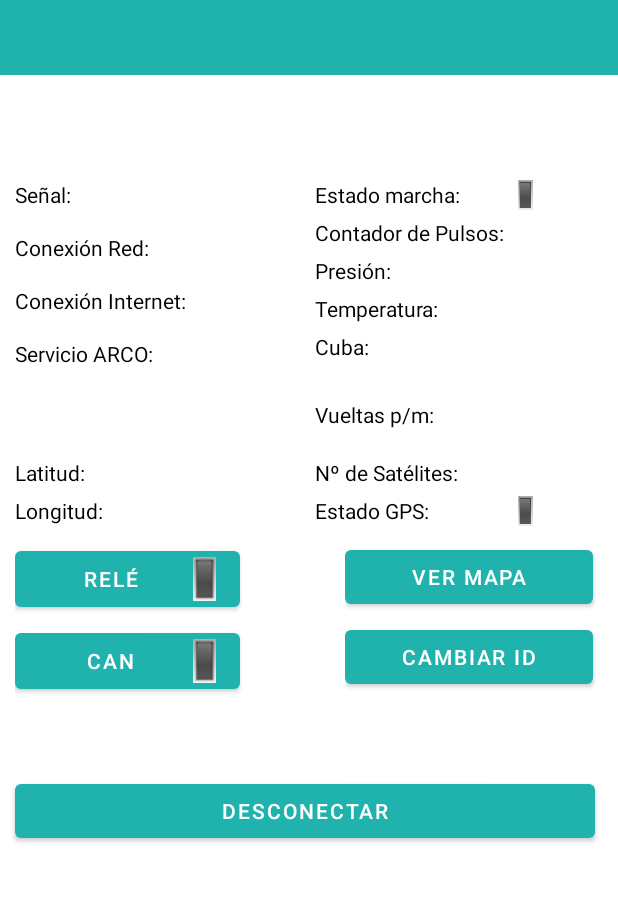
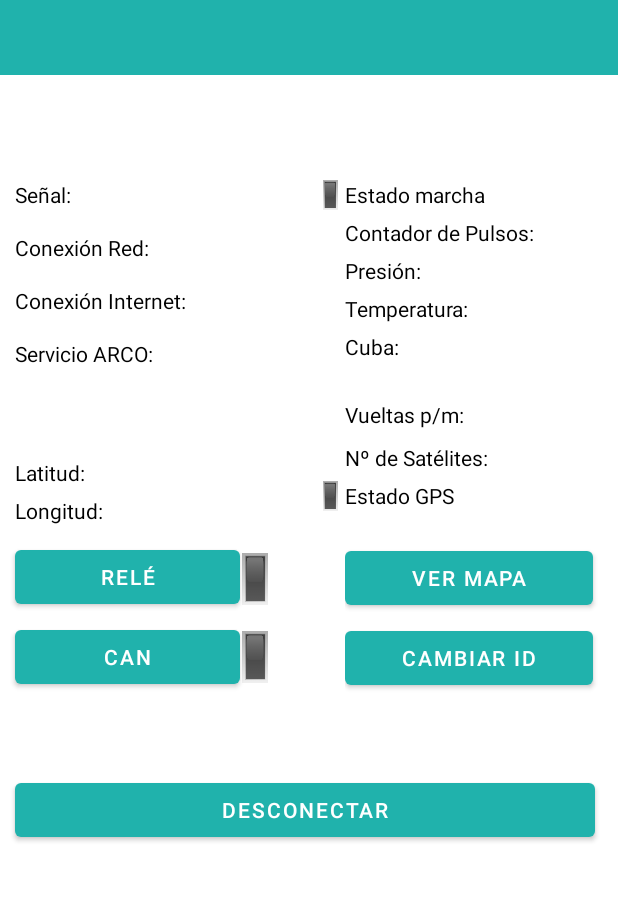
Before and after one commit to Daniel-RM/ArcoBLE, an Android app: the DatosActivity screen opened directly, with no data from a screen before it, on a phone screen of 412 x 824 dp, the part 135-1037 px from its top. Run offline under Robolectric (Android 15) with nearby library versions, the phone set to English and light mode, and no system bars; 2 statements that could not run were skipped.

Commit message:
listview personalizado

```diff
--- a/app/src/main/java/com/example/arcoble/DatosActivity.java
+++ b/app/src/main/java/com/example/arcoble/DatosActivity.java
@@ -1,8 +1,6 @@
 package com.example.arcoble;
 
 import androidx.appcompat.app.AppCompatActivity;
-import androidx.core.content.ContextCompat;
-
 import android.app.AlertDialog;
 import android.bluetooth.BluetoothDevice;
 import android.bluetooth.BluetoothGatt;
@@ -10,38 +8,40 @@ import android.bluetooth.BluetoothGattCallback;
 import android.bluetooth.BluetoothGattCharacteristic;
 import android.bluetooth.BluetoothGattService;
 import android.bluetooth.BluetoothProfile;
+import android.content.Context;
 import android.content.DialogInterface;
 import android.content.Intent;
 import android.content.pm.ActivityInfo;
-import android.graphics.drawable.Drawable;
 import android.os.Bundle;
 import android.util.Log;
 import android.view.KeyEvent;
 import android.view.View;
 import android.view.inputmethod.EditorInfo;
+import android.view.inputmethod.InputMethodManager;
 import android.widget.Button;
 import android.widget.EditText;
 import android.widget.ImageView;
 import android.widget.TextView;
 import android.widget.Toast;
-
 import java.util.ArrayList;
 import java.util.List;
 import java.util.UUID;
+
 
 public class DatosActivity extends AppCompatActivity {
 
     TextView tvEstado, tvEstado2, tvID;
     TextView tvConexionRed, tvConexionInternet, tvServicio, tvMarcha, tvPulsos, tvAnalogica, tvAnalogica2, tvCuba, tvGiroCuba, tvLatitud, tvLongitud, tvEstadoGPS, tvSatelites, tvRssi;
     EditText etID;
-    ImageView ledMarcha, ledGPS, imgSenal;
+    ImageView ledMarcha, ledGPS, imgSenal, imgRele, imgCan;
     Button btnRele, btnCAN, btnPosicion, btnID, btnDesconectar, btnCancelar;
 
     Bundle datos;
 
-    String conexionRed, conexionInternet, servicio, marcha, cuba, analogica, analogica2, pulsos, estadoGPS, tramaNS, latitud, tramaEW, longitud, orientacion, satelites, velocidad, giroCuba, icc, imei, can, rele, valor, idNuevo;
+    String conexionRed, conexionInternet, servicio, marcha, cuba, analogica, analogica2, pulsos, estadoGPS, tramaNS, latitud, tramaEW, longitud, satelites, giroCuba, icc, imei, can, rele, valor, idNuevo;
     int servic, contador;
     byte []value;
+    boolean conectado;
 
     BluetoothDevice dispositivo;
     public static BluetoothGatt mBluetoothGatt;
@@ -79,6 +79,8 @@ public class DatosActivity extends AppCompatActivity {
         //Mantengo la aplicación fija en vertical
         setRequestedOrientation(ActivityInfo.SCREEN_ORIENTATION_PORTRAIT);
 
+        conectado = false;
+
         datos = getIntent().getExtras();
         dispositivo = (BluetoothDevice) datos.get("Dispositivo");
 
@@ -104,6 +106,8 @@ public class DatosActivity extends AppCompatActivity {
         ledMarcha = findViewById(R.id.ledMarcha);
         ledGPS = findViewById(R.id.ledGPS);
         imgSenal = findViewById(R.id.imgSenal);
+        imgRele = findViewById(R.id.imgRele);
+        imgCan = findViewById(R.id.imgCan);
 
         btnRele = findViewById(R.id.btnRele);
         btnCAN = findViewById(R.id.btnCAN);
@@ -216,7 +220,6 @@ public class DatosActivity extends AppCompatActivity {
                                                                         e.printStackTrace();
                                                                     }
                                                                     salir();
-                                                                    //desconectar();
                                                                 }
                                                             })
                                                             .setNegativeButton("No", new DialogInterface.OnClickListener() {
@@ -226,6 +229,7 @@ public class DatosActivity extends AppCompatActivity {
                                                                     Toast.makeText(getApplicationContext(),"Ha pulsado no cambiar ID",Toast.LENGTH_LONG).show();
                                                                 }
                                                             });
+
                                                     AlertDialog titulo = alerta.create();
                                                     titulo.setTitle("Cambiar ID");
                                                     titulo.show();
@@ -259,10 +263,11 @@ public class DatosActivity extends AppCompatActivity {
                         tvID.setVisibility(View.INVISIBLE);
                         etID.setVisibility(View.INVISIBLE);
                         btnCancelar.setVisibility(View.INVISIBLE);
+                        InputMethodManager imm = (InputMethodManager) getSystemService(Context.INPUT_METHOD_SERVICE);
+                        imm.hideSoftInputFromWindow(etID.getWindowToken(), 0);
                         return;
                     }
                 });
-
             }
         });
 
@@ -275,7 +280,6 @@ public class DatosActivity extends AppCompatActivity {
                 if(can == null){
                     Toast.makeText(getApplicationContext(),"Por favor, espere un momento a que llegue la trama", Toast.LENGTH_LONG).show();
                     can = "3";
-
                 }
 
                 if(can.equals("0")){
@@ -328,10 +332,10 @@ public class DatosActivity extends AppCompatActivity {
                             e.printStackTrace();
                         }
                         salir();
-                        //desconectar();
+                    }
 
-                    }
                 });
+
         AlertDialog titulo = alerta.create();
         titulo.setTitle("Activar bus CAN");
         titulo.show();
@@ -360,27 +364,25 @@ public class DatosActivity extends AppCompatActivity {
                             e.printStackTrace();
                         }
                         salir();
-                        //desconectar();
-
                     }
                 });
+
         AlertDialog titulo = alerta.create();
         titulo.setTitle("Desactivar bus CAN");
         titulo.show();
     }
 
 
-
     //Método para conectar al dispositivo BLE a través de un servidor GATT
     private final BluetoothGattCallback mGattCallback = new BluetoothGattCallback() {
         @Override
         public void onConnectionStateChange(BluetoothGatt gatt, int status, int newState) {
-            //super.onConnectionStateChange(gatt, status, newState);
+
             String intentAction;
 
             if (newState == BluetoothProfile.STATE_CONNECTED) {
                 tvEstado.setText("Conectado al servidor GATT. Intentando descubrir servicios");
-                //boolean rssiStatus = mBluetoothGatt.readRemoteRssi();
+                conectado = true;
 
                 try {
                     Thread.sleep(2000);
@@ -392,10 +394,10 @@ public class DatosActivity extends AppCompatActivity {
                 connectionState = STATE_CONNECTED;
                 broadcastUpdate(intentAction);
 
-
             } else if (newState == BluetoothProfile.STATE_DISCONNECTED) {
-                //tvEstado.setText("Desconectado del servidor GATT.");
+                conectado = false;
                 tvEstado.setText("Conexión caída. Reconectando...");
+                imgSenal.setImageResource(R.drawable.senal_0);
                 gatt.close();
                 mBluetoothGatt = dispositivo.connectGatt(getApplicationContext(),false, mGattCallback);//Intento reconectar
                 Log.e("Conexión caída:","Fallo en conexión. Reconectando...");
@@ -411,23 +413,19 @@ public class DatosActivity extends AppCompatActivity {
             if(status==BluetoothGatt.GATT_SUCCESS){
                 tvRssi.setText("Señal: " + rssi + " dBm");
 
-                if(rssi>= -50){
+                if(rssi>= -50  && conectado){
                     imgSenal.setImageResource(R.drawable.senal_100);
-                }
-                if(rssi>= -65 && rssi< -50){
+                }else if(rssi>= -70 && rssi< -50 && conectado){
+                    imgSenal.setImageResource(R.drawable.senal_100);
+                }else if(rssi>= -80 && rssi< -70 && conectado){
                     imgSenal.setImageResource(R.drawable.senal_75);
-                }
-                if(rssi>= -75 && rssi < -65){
+                }else if(rssi>= -90 && rssi < -80 && conectado){
                     imgSenal.setImageResource(R.drawable.senal_50);
-                }
-                if(rssi>= -95 && rssi < -75){
+                }else if(rssi>= -95 && rssi < -90 && conectado){
                     imgSenal.setImageResource(R.drawable.senal_25);
-                }
-                if(rssi < -95){
+                }else if(rssi < -95 || !conectado){
                     imgSenal.setImageResource(R.drawable.senal_0);
                 }
-
-
             }
         }
 
@@ -443,11 +441,8 @@ public class DatosActivity extends AppCompatActivity {
             if (status == BluetoothGatt.GATT_SUCCESS) {
 
                 services = new ArrayList<>();
-
                 services.addAll(gatt.getServices());
-
                 servic = gatt.getServices().size();
-                //tvEstado.setText(dispositivo.getName() + "          Nº de servicios:" + servic+"\n");
                 tvEstado.setText(dispositivo.getName());
 
 
@@ -456,13 +451,9 @@ public class DatosActivity extends AppCompatActivity {
                 }
 
                 caracEscritura = mBluetoothGatt.getService(uuidServ).getCharacteristic(uuidCarac);
-                //uuid = gatt.getServices().get(2).getUuid();
                 uuid = gatt.getServices().get(servic-1).getUuid();
-
                 BluetoothGattService servicio = mBluetoothGatt.getService(uuid);
-
                 caracteristicas = servicio.getCharacteristics();
-
                 mBluetoothGatt.readCharacteristic(caracteristicas.get(0));
                 broadcastUpdate(ACTION_GATT_SERVICES_DISCOVERED);
             }
@@ -474,8 +465,6 @@ public class DatosActivity extends AppCompatActivity {
         public void onCharacteristicRead(BluetoothGatt gatt,
                                          BluetoothGattCharacteristic characteristic,
                                          int status) {
-
-
             value = new byte[0];
             if (status == BluetoothGatt.GATT_SUCCESS) {
 
@@ -509,19 +498,13 @@ public class DatosActivity extends AppCompatActivity {
                     estadoGPS = partes[8];
                     tvEstadoGPS.setText("Estado GPS: " + asignaEstadoGPS(estadoGPS));
                     tramaNS = partes[9];
-                    //tvTramaNS.setText("Curso N/S: " + asignaTramaNSEW(tramaNS));
                     latitud = partes[10];
                     tvLatitud.setText("Latitud: " + trataCoordenada(latitud));
                     tramaEW = partes[11];
-                    //tvTramaEW.setText("Curso E/O: " + asignaTramaNSEW(tramaEW));
                     longitud = partes[12];
                     tvLongitud.setText("Longitud: " + trataCoordenada(longitud));
-                    //orientacion = partes[13];
-                    //tvOrientacion.setText("Orientación: " + orientacion + "º");
                     satelites = partes[13];
                     tvSatelites.setText("Nº Satélites: " + satelites);
-                    //velocidad = partes[15];
-                    //tvVelocidad.setText("Velocidad: " + velocidad + " km/h");
                     cuba = partes[14];
                     tvCuba.setText("Cuba: " + asignaGiro(cuba));
                     icc = partes[15];
@@ -531,7 +514,6 @@ public class DatosActivity extends AppCompatActivity {
                     rele = partes[18];
                     asignaRele(rele);
                     boolean rssiStatus = mBluetoothGatt.readRemoteRssi();
-
 
                 }catch(Exception e){
                     Log.e("Fallo trama", "Ha habido un error al recibir la trama");
@@ -560,8 +542,6 @@ public class DatosActivity extends AppCompatActivity {
             }
             tvEstado2.setText("ICC ID: " + icc + "\nIMEI: " + imei);
         }
-
-
 
         //////////////////Asigno valores///////////////////////////////////
 
@@ -697,25 +677,6 @@ public class DatosActivity extends AppCompatActivity {
             return estado;
         }
 
-        /*//Trama N/S E/W:
-        public String asignaTramaNSEW(String trama){
-            switch (trama){
-                case "N":
-                    trama = "Norte";
-                    break;
-                case "S":
-                    trama = "Sur";
-                    break;
-                case "E":
-                    trama = "Este";
-                    break;
-                case "W":
-                    trama = "Oeste";
-                    break;
-            }
-            return trama;
-        }*/
-
         //Giro Cuba
         public String asignaGiro(String giro){
             switch (giro){
@@ -732,37 +693,22 @@ public class DatosActivity extends AppCompatActivity {
         public void asignaCAN(String valor){
 
             if(valor.equals("0")){
-                Drawable image = ContextCompat.getDrawable(getApplicationContext(), R.drawable.rojo_peque);
-                image.setBounds(0,0,60,60);
-                btnCAN.setCompoundDrawables(null, null, image, null);
-                //ledCan.setImageResource(R.drawable.led_rojo);
+                imgCan.setImageResource(R.drawable.rojo);
             }
             if(valor.equals("1") || valor.equals("2")){
-                Drawable image = ContextCompat.getDrawable(getApplicationContext(), R.drawable.verde_peque);
-                image.setBounds(0,0,60,60);
-                btnCAN.setCompoundDrawables(null, null, image, null);
-                //ledCan.setImageResource(R.drawable.led_verde);
+                imgCan.setImageResource(R.drawable.verde);
             }
             if(valor.equals("3")){
-                Drawable image = ContextCompat.getDrawable(getApplicationContext(), R.drawable.gris_peque);
-                image.setBounds(0,0,60,60);
-                btnCAN.setCompoundDrawables(null, null, image, null);
-                //ledCan.setImageResource(R.drawable.led_apagado);
+                imgCan.setImageResource(R.drawable.gris);
             }
         }
 
         public void asignaRele(String valor){
             if(valor.equals("0")){
-                Drawable image = ContextCompat.getDrawable(getApplicationContext(), R.drawable.rojo_peque);
-                image.setBounds(0,0,60,60);
-                btnRele.setCompoundDrawables(null, null, image, null);
-                //ledRele.setImageResource(R.drawable.led_rojo);
+                imgRele.setImageResource(R.drawable.rojo);
             }
             if(valor.equals("1")){
-                Drawable image = ContextCompat.getDrawable(getApplicationContext(), R.drawable.verde_peque);
-                image.setBounds(0,0,60,60);
-                btnRele.setCompoundDrawables(null, null, image, null);
-                //ledRele.setImageResource(R.drawable.led_verde);
+                imgRele.setImageResource(R.drawable.verde);
             }
         }
 
@@ -773,24 +719,19 @@ public class DatosActivity extends AppCompatActivity {
             value = characteristic.getValue();
             valor = new String(value);
             Log.e("TAG","onCharacteristicRead: " + valor);
-            //super.onCharacteristicChanged(gatt, characteristic);
         }
 
 
         @Override
         public void onCharacteristicWrite(BluetoothGatt gatt, BluetoothGattCharacteristic characteristic, int status) {
 
-            //mBluetoothGatt.readCharacteristic(caracteristicas.get(0));
             mBluetoothGatt.readCharacteristic(caracteristicas.get(1));
-            //mBluetoothGatt.readCharacteristic(caracEscritura);
             Log.d("Escribiendo","Escribiendo característica: " + characteristic.getStringValue(0));
 
         }
     };
 
     ////////////////////////////////////////////////////////////////////////////////////////////////////////
-
-
 
     private void broadcastUpdate(final String action) {
         final Intent intent = new Intent(action);
--- a/app/src/main/res/layout/activity_datos.xml
+++ b/app/src/main/res/layout/activity_datos.xml
@@ -34,7 +34,7 @@
         android:layout_marginStart="10dp"
         android:layout_marginTop="10dp"
         android:textAlignment="center"
-        android:textColor="@color/verdeArco"
+        android:textColor="@color/purple_700"
         android:textSize="18sp"
         app:layout_constraintEnd_toEndOf="parent"
         app:layout_constraintHorizontal_bias="0.0"
@@ -90,8 +90,9 @@
     <LinearLayout
         android:id="@+id/layCamion"
         android:layout_width="200dp"
-        android:layout_height="160dp"
+        android:layout_height="150dp"
         android:orientation="vertical"
+        android:paddingLeft="20dp"
         app:layout_constraintStart_toEndOf="@+id/layConexion"
         app:layout_constraintTop_toBottomOf="@+id/tvMarcha">
 
@@ -141,7 +142,7 @@
         android:layout_marginTop="10dp"
         android:text="@string/marcha"
         android:textColor="@color/black"
-        app:layout_constraintStart_toEndOf="@+id/layConexion"
+        app:layout_constraintStart_toEndOf="@+id/ledMarcha"
         app:layout_constraintTop_toBottomOf="@+id/tvEstado2" />
 
     <ImageView
@@ -149,26 +150,70 @@
         android:layout_width="20dp"
         android:layout_height="25dp"
         android:layout_marginTop="10dp"
+        android:contentDescription="@string/todo"
         android:paddingBottom="5dp"
+        android:src="@drawable/gris"
+        app:layout_constraintStart_toEndOf="@+id/layConexion"
+        app:layout_constraintTop_toBottomOf="@+id/tvEstado2" />
+
+    <ImageView
+        android:id="@+id/imgRele"
+        android:layout_width="20dp"
+        android:layout_height="40dp"
+        android:layout_marginTop="13dp"
         android:contentDescription="@string/todo"
+        android:paddingBottom="5dp"
         android:src="@drawable/gris"
-        app:layout_constraintStart_toEndOf="@+id/tvMarcha"
-        app:layout_constraintTop_toBottomOf="@+id/tvEstado2" />
+        app:layout_constraintStart_toEndOf="@+id/btnRele"
+        app:layout_constraintTop_toBottomOf="@+id/layPosicion1" />
+
+    <ImageView
+        android:id="@+id/imgCan"
+        android:layout_width="20dp"
+        android:layout_height="40dp"
+        android:layout_marginTop="12dp"
+        android:contentDescription="@string/todo"
+        android:paddingBottom="5dp"
+        android:src="@drawable/gris"
+        app:layout_constraintStart_toEndOf="@+id/btnRele"
+        app:layout_constraintTop_toBottomOf="@+id/imgRele" />
 
     <ImageView
         android:id="@+id/ledGPS"
         android:layout_width="20dp"
         android:layout_height="25dp"
+        android:contentDescription="@string/todo"
         android:paddingBottom="5dp"
-        android:contentDescription="@string/todo"
         android:src="@drawable/gris"
-        app:layout_constraintStart_toEndOf="@+id/tvEstadoGPS"
-        app:layout_constraintTop_toBottomOf="@+id/tvSatelites" />
+        app:layout_constraintStart_toEndOf="@+id/layPosicion1"
+        app:layout_constraintTop_toTopOf="@+id/tvEstadoGPS" />
+
+    <Button
+        android:id="@+id/btnCAN"
+        android:layout_width="150dp"
+        android:layout_height="wrap_content"
+        android:layout_marginStart="10dp"
+        android:layout_marginTop="5dp"
+        android:text="@string/can"
+        app:layout_constraintStart_toStartOf="parent"
+        app:layout_constraintTop_toBottomOf="@+id/btnRele" />
+    <!--android:drawableRight="@drawable/gris_peque"-->
+
+    <Button
+        android:id="@+id/btnRele"
+        android:layout_width="150dp"
+        android:layout_height="wrap_content"
+        android:layout_marginStart="10dp"
+        android:layout_marginTop="5dp"
+        android:text="@string/rele"
+        app:layout_constraintStart_toStartOf="parent"
+        app:layout_constraintTop_toBottomOf="@+id/layPosicion1" />
+    <!--android:drawableRight="@drawable/gris_peque"-->
 
     <LinearLayout
         android:id="@+id/layPosicion1"
         android:layout_width="200dp"
-        android:layout_height="200dp"
+        android:layout_height="50dp"
         android:layout_marginStart="10dp"
         android:orientation="vertical"
         app:layout_constraintStart_toStartOf="parent"
@@ -189,25 +234,6 @@
             android:text="@string/longitud"
             android:textColor="@color/black" />
 
-        <Button
-            android:id="@+id/btnRele"
-            android:layout_width="150dp"
-            android:layout_height="wrap_content"
-            android:layout_marginTop="5dp"
-
-            android:drawableRight="@drawable/gris_peque"
-            android:text="@string/rele" />
-
-        <Button
-            android:id="@+id/btnCAN"
-            android:layout_width="150dp"
-            android:layout_height="wrap_content"
-            android:layout_marginTop="5dp"
-            android:drawableRight="@drawable/gris_peque"
-            android:text="@string/can"
-            app:layout_constraintStart_toStartOf="parent"
-            app:layout_constraintTop_toBottomOf="@+id/btnRele" />
-
 
     </LinearLayout>
 
@@ -215,11 +241,11 @@
         android:id="@+id/layPosicion2"
         android:layout_width="200dp"
         android:layout_height="150dp"
-        android:layout_marginTop="50dp"
+        android:layout_marginTop="10dp"
         android:orientation="vertical"
         android:paddingLeft="18dp"
         app:layout_constraintEnd_toEndOf="parent"
-        app:layout_constraintTop_toBottomOf="@+id/layCamion">
+        app:layout_constraintTop_toBottomOf="@+id/ledGPS">
 
 
         <Button
@@ -244,12 +270,12 @@
         android:layout_width="match_parent"
         android:layout_height="wrap_content"
         android:layout_marginStart="10dp"
-        android:layout_marginTop="11dp"
+        android:layout_marginTop="10dp"
         android:layout_marginEnd="15dp"
         android:text="@string/desconectar"
         app:layout_constraintEnd_toEndOf="parent"
         app:layout_constraintStart_toStartOf="parent"
-        app:layout_constraintTop_toBottomOf="@+id/layPosicion1" />
+        app:layout_constraintTop_toBottomOf="@+id/layPosicion2" />
 
     <TextView
         android:id="@+id/tvSatelites"
@@ -257,16 +283,16 @@
         android:layout_height="25dp"
         android:text="@string/satelites"
         android:textColor="@color/black"
-        app:layout_constraintStart_toEndOf="@+id/layPosicion1"
+        app:layout_constraintStart_toEndOf="@+id/ledGPS"
         app:layout_constraintTop_toBottomOf="@+id/layCamion" />
 
     <TextView
         android:id="@+id/tvEstadoGPS"
         android:layout_width="130dp"
-        android:layout_height="25dp"
+        android:layout_height="35dp"
         android:text="@string/estadoGPS"
         android:textColor="@color/black"
-        app:layout_constraintStart_toEndOf="@+id/layPosicion1"
+        app:layout_constraintStart_toEndOf="@+id/ledGPS"
         app:layout_constraintTop_toBottomOf="@+id/tvSatelites" />
 
     <TextView
--- a/app/src/main/res/layout/activity_main.xml
+++ b/app/src/main/res/layout/activity_main.xml
@@ -19,6 +19,7 @@
         android:id="@+id/listView"
         android:layout_width="392dp"
         android:layout_height="250dp"
+        android:layout_marginStart="20dp"
         android:layout_marginTop="20dp"
         app:layout_constraintEnd_toEndOf="parent"
         app:layout_constraintHorizontal_bias="0.473"
--- a/app/src/main/res/values-night/themes.xml
+++ b/app/src/main/res/values-night/themes.xml
@@ -2,7 +2,7 @@
     <!-- Base application theme. -->
     <style name="Theme.ArcoBLE" parent="Theme.MaterialComponents.DayNight.NoActionBar">
         <!-- Primary brand color. -->
-        <item name="colorPrimary">@color/purple_200</item>
+        <item name="colorPrimary">@color/verdeArco</item>
         <item name="colorPrimaryVariant">@color/purple_700</item>
         <item name="colorOnPrimary">@color/black</item>
         <!-- Secondary brand color. -->
--- a/app/src/main/res/values/strings.xml
+++ b/app/src/main/res/values/strings.xml
@@ -18,12 +18,12 @@
     <string name="conexionInternet">Conexión Internet: </string>
     <string name="servicioARCO">Servicio ARCO: </string>
     <string name="servicioASOS">Servicio ASOS: </string>
-    <string name="marcha">Estado marcha: </string>
+    <string name="marcha">Estado marcha </string>
     <string name="cuba">Vueltas p/m: </string>
     <string name="analogica">Presión: </string>
     <string name="analogica2">Temperatura: </string>
     <string name="pulsos">Contador de Pulsos: </string>
-    <string name="estadoGPS">Estado GPS: </string>
+    <string name="estadoGPS">Estado GPS </string>
     <string name="tramaNS">Curso N/S: </string>
     <string name="tramaEW">Curso E/O: </string>
     <string name="latitud">Latitud: </string>
```
Also changed, not shown: app/src/main/java/com/example/arcoble/DeviceBLE.java (+11 -1 lines), app/src/main/java/com/example/arcoble/MainActivity.java (+47 -22 lines), app/src/main/res/layout/item_row.xml (added, +23 -0 lines), app/src/main/res/drawable/led_apagado.png (deleted), app/src/main/res/drawable/led_apagado_enano.png (deleted), app/src/main/res/drawable/led_rojo.png (deleted), app/src/main/res/drawable/led_rojo_enano.png (deleted), app/src/main/res/drawable/led_verde.png (deleted), app/src/main/res/drawable/led_verde_enano.png (deleted).
